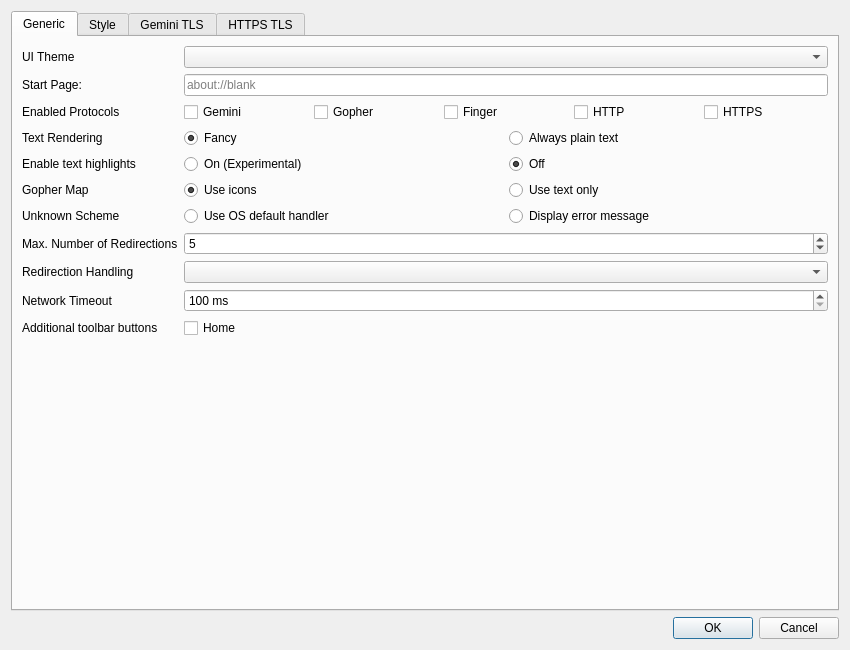
Above: src/dialogs/settingsdialog.ui from ikskuh/kristall before the change. Below: the same form after it.
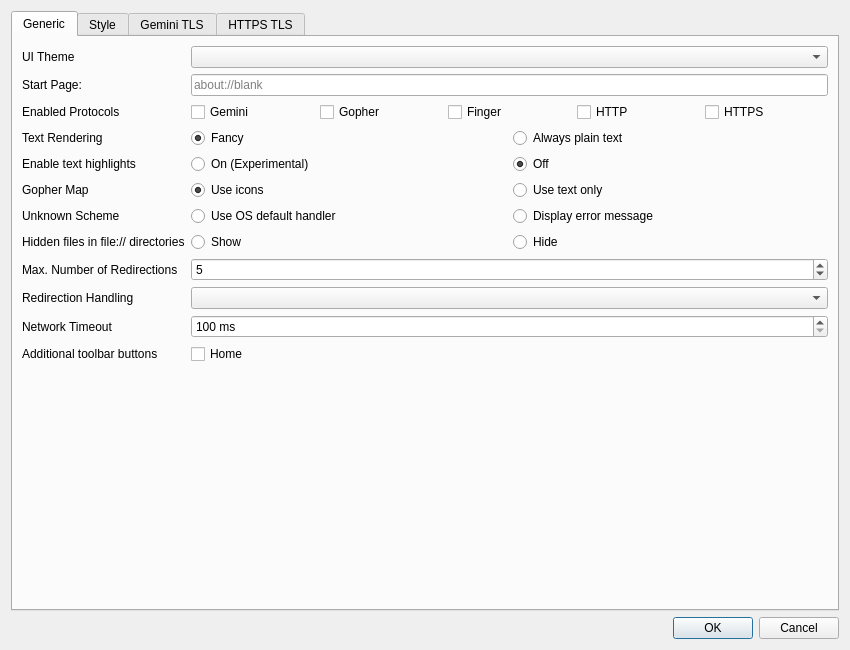
That is the form after the change. Icons and pictures are not drawn. Custom widgets are drawn as their Qt base class.

Commit message:
Add preference to show hidden files in directory listings
also improved listing code so that files and dirs with spaces now display and function properly

What changed in the file:
```diff
--- a/src/dialogs/settingsdialog.ui
+++ b/src/dialogs/settingsdialog.ui
@@ -242,37 +242,68 @@
         </layout>
        </item>
        <item row="7" column="0">
+        <widget class="QLabel" name="label_23">
+         <property name="text">
+          <string>Hidden files in file:// directories</string>
+         </property>
+        </widget>
+       </item>
+       <item row="7" column="1">
+        <layout class="QHBoxLayout" name="horizontalLayout_8">
+         <item>
+          <widget class="QRadioButton" name="show_hidden_files">
+           <property name="text">
+            <string>Show</string>
+           </property>
+           <attribute name="buttonGroup">
+            <string notr="true">hiddenFilesBtnGroup</string>
+           </attribute>
+          </widget>
+         </item>
+         <item>
+          <widget class="QRadioButton" name="hide_hidden_files">
+           <property name="text">
+            <string>Hide</string>
+           </property>
+           <attribute name="buttonGroup">
+            <string notr="true">hiddenFilesBtnGroup</string>
+           </attribute>
+          </widget>
+         </item>
+        </layout>
+       </item>
+       <item row="8" column="0">
         <widget class="QLabel" name="label_26">
          <property name="text">
           <string>Max. Number of Redirections</string>
          </property>
         </widget>
        </item>
-       <item row="7" column="1">
+       <item row="8" column="1">
         <widget class="QSpinBox" name="max_redirects">
          <property name="value">
           <number>5</number>
          </property>
         </widget>
        </item>
-       <item row="8" column="0">
+       <item row="9" column="0">
         <widget class="QLabel" name="label_27">
          <property name="text">
           <string>Redirection Handling</string>
          </property>
         </widget>
        </item>
-       <item row="8" column="1">
+       <item row="9" column="1">
         <widget class="QComboBox" name="redirection_mode"/>
        </item>
-       <item row="9" column="0">
+       <item row="10" column="0">
         <widget class="QLabel" name="label_28">
          <property name="text">
           <string>Network Timeout</string>
          </property>
         </widget>
        </item>
-       <item row="9" column="1">
+       <item row="10" column="1">
         <widget class="QSpinBox" name="network_timeout">
          <property name="suffix">
           <string> ms</string>
@@ -285,14 +316,14 @@
          </property>
         </widget>
        </item>
-       <item row="10" column="0">
+       <item row="11" column="0">
         <widget class="QLabel" name="label_29">
          <property name="text">
           <string>Additional toolbar buttons</string>
          </property>
         </widget>
        </item>
-       <item row="10" column="1">
+       <item row="11" column="1">
         <widget class="QCheckBox" name="enable_home_btn">
          <property name="text">
           <string>Home</string>
```
Left out of the diff: 2 changed lines with no effect on the pictures. The commit also changes 5 other files.
